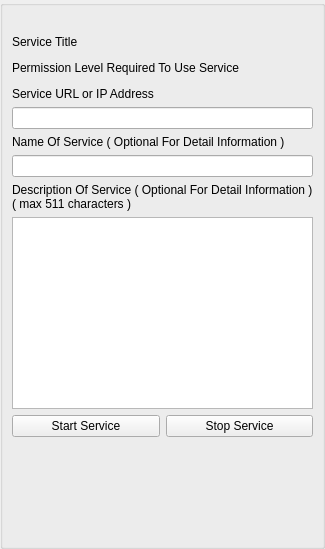
Qt form GoTvApps/GoTvCommon/Forms/AppletServiceBase.ui (brettrjones/gotvptop) before a commit.
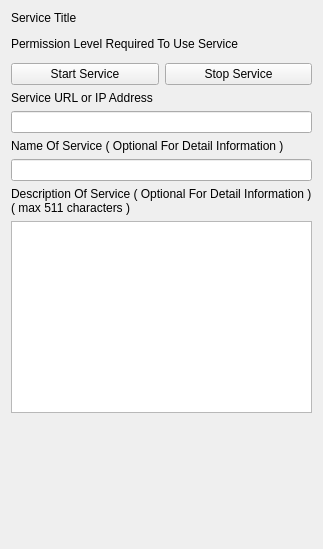
The same form after that commit. Custom widgets are drawn as their Qt base class.

The edit to the form file:
```diff
--- a/GoTvApps/GoTvCommon/Forms/AppletServiceBase.ui
+++ b/GoTvApps/GoTvCommon/Forms/AppletServiceBase.ui
@@ -17,46 +17,6 @@
    <string notr="true"/>
   </property>
   <layout class="QVBoxLayout" name="verticalLayout">
-   <property name="spacing">
-    <number>0</number>
-   </property>
-   <property name="leftMargin">
-    <number>0</number>
-   </property>
-   <property name="topMargin">
-    <number>0</number>
-   </property>
-   <property name="rightMargin">
-    <number>0</number>
-   </property>
-   <property name="bottomMargin">
-    <number>0</number>
-   </property>
-   <item>
-    <widget class="QGroupBox" name="ItemsGroupBox">
-     <property name="sizePolicy">
-      <sizepolicy hsizetype="Expanding" vsizetype="Expanding">
-       <horstretch>0</horstretch>
-       <verstretch>0</verstretch>
-      </sizepolicy>
-     </property>
-     <property name="minimumSize">
-      <size>
-       <width>0</width>
-       <height>0</height>
-      </size>
-     </property>
-     <property name="title">
-      <string/>
-     </property>
-     <layout class="QVBoxLayout" name="verticalLayout_2">
-      <item>
-       <widget class="QLabel" name="m_StatusLabel">
-        <property name="text">
-         <string notr="true"/>
-        </property>
-       </widget>
-      </item>
       <item>
        <widget class="QLabel" name="m_ServiceTitleLabel">
         <property name="text">
@@ -80,6 +40,36 @@
       <item>
        <widget class="PermissionWidget" name="m_PermissionWidget" native="true"/>
       </item>
+   <item>
+    <layout class="QHBoxLayout" name="horizontalLayout">
+     <item>
+      <widget class="QPushButton" name="m_StartButton">
+       <property name="text">
+        <string>Start Service</string>
+       </property>
+      </widget>
+     </item>
+     <item>
+      <widget class="QPushButton" name="m_StopButton">
+       <property name="sizePolicy">
+        <sizepolicy hsizetype="Minimum" vsizetype="Preferred">
+         <horstretch>0</horstretch>
+         <verstretch>0</verstretch>
+        </sizepolicy>
+       </property>
+       <property name="minimumSize">
+        <size>
+         <width>0</width>
+         <height>0</height>
+        </size>
+       </property>
+       <property name="text">
+        <string>Stop Service</string>
+       </property>
+      </widget>
+     </item>
+    </layout>
+   </item>
       <item>
        <widget class="QLabel" name="m_UrlDescriptionLabel">
         <property name="text">
@@ -122,36 +112,6 @@
         </property>
        </widget>
       </item>
-      <item>
-       <layout class="QHBoxLayout" name="horizontalLayout">
-        <item>
-         <widget class="QPushButton" name="m_StartButton">
-          <property name="text">
-           <string>Start Service</string>
-          </property>
-         </widget>
-        </item>
-        <item>
-         <widget class="QPushButton" name="m_StopButton">
-          <property name="sizePolicy">
-           <sizepolicy hsizetype="Minimum" vsizetype="Preferred">
-            <horstretch>0</horstretch>
-            <verstretch>0</verstretch>
-           </sizepolicy>
-          </property>
-          <property name="minimumSize">
-           <size>
-            <width>0</width>
-            <height>0</height>
-           </size>
-          </property>
-          <property name="text">
-           <string>Stop Service</string>
-          </property>
-         </widget>
-        </item>
-       </layout>
-      </item>
       <item>
        <widget class="LogWidget" name="m_LogWidget" native="true">
         <property name="sizePolicy">
@@ -160,21 +120,6 @@
           <verstretch>0</verstretch>
          </sizepolicy>
         </property>
-       </widget>
-      </item>
-      <item>
-       <widget class="QLabel" name="m_ServiceStatusLabel">
-        <property name="font">
-         <font>
-          <pointsize>10</pointsize>
-         </font>
-        </property>
-        <property name="text">
-         <string/>
-        </property>
-       </widget>
-      </item>
-     </layout>
     </widget>
    </item>
   </layout>
```
Lines whose indentation alone changed are shown as unchanged.
